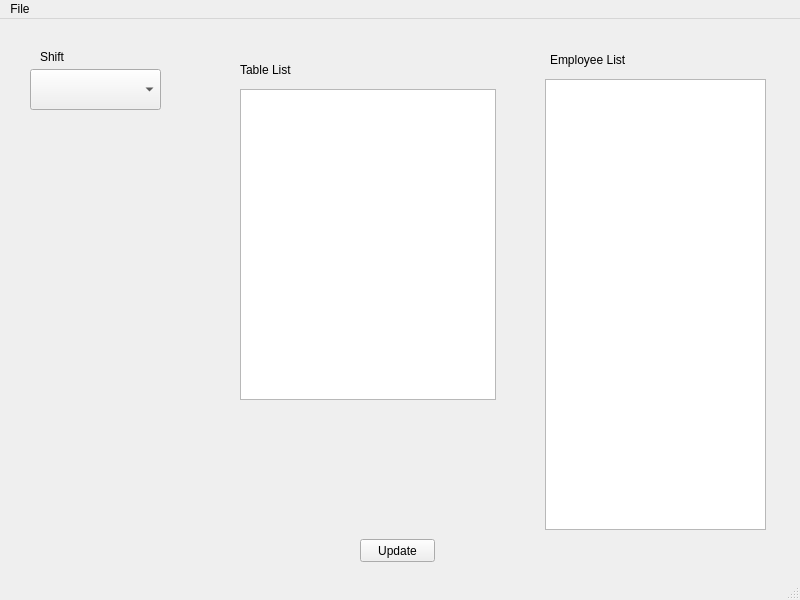
Before: the Qt Designer form untitled.ui in rokzemus/Automated-Road-Map, drawn with Qt 5.
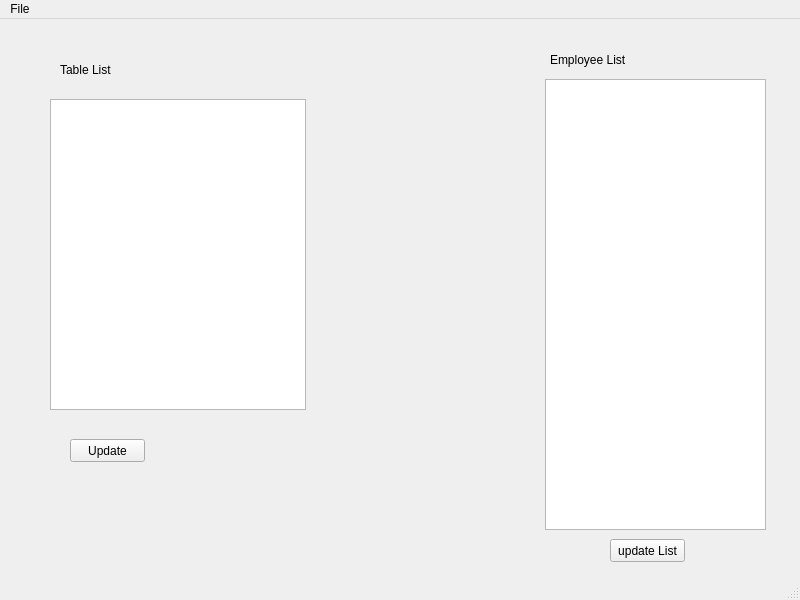
After: the same form once the commit is applied.

Commit message: Working display table/employee list

Patch:
```diff
--- a/untitled.ui
+++ b/untitled.ui
@@ -17,8 +17,8 @@
    <widget class="QPushButton" name="pushButton">
     <property name="geometry">
      <rect>
-      <x>360</x>
-      <y>520</y>
+      <x>70</x>
+      <y>420</y>
       <width>75</width>
       <height>23</height>
      </rect>
@@ -27,32 +27,6 @@
      <string>Update</string>
     </property>
    </widget>
-   <widget class="QComboBox" name="comboBox">
-    <property name="geometry">
-     <rect>
-      <x>30</x>
-      <y>50</y>
-      <width>131</width>
-      <height>41</height>
-     </rect>
-    </property>
-   </widget>
-   <widget class="QLabel" name="label">
-    <property name="geometry">
-     <rect>
-      <x>40</x>
-      <y>30</y>
-      <width>111</width>
-      <height>16</height>
-     </rect>
-    </property>
-    <property name="styleSheet">
-     <string notr="true">font: 14pt &quot;MS Shell Dlg 2&quot;;</string>
-    </property>
-    <property name="text">
-     <string>Shift</string>
-    </property>
-   </widget>
    <widget class="QListWidget" name="listWidget">
     <property name="geometry">
      <rect>
@@ -79,8 +53,8 @@
    <widget class="QListWidget" name="listWidget_2">
     <property name="geometry">
      <rect>
-      <x>240</x>
-      <y>70</y>
+      <x>50</x>
+      <y>80</y>
       <width>256</width>
       <height>311</height>
      </rect>
@@ -89,7 +63,7 @@
    <widget class="QLabel" name="label_3">
     <property name="geometry">
      <rect>
-      <x>240</x>
+      <x>60</x>
       <y>40</y>
       <width>81</width>
       <height>21</height>
@@ -99,6 +73,19 @@
      <string>Table List</string>
     </property>
    </widget>
+   <widget class="QPushButton" name="pushButton_2">
+    <property name="geometry">
+     <rect>
+      <x>610</x>
+      <y>520</y>
+      <width>75</width>
+      <height>23</height>
+     </rect>
+    </property>
+    <property name="text">
+     <string>update List</string>
+    </property>
+   </widget>
   </widget>
   <widget class="QStatusBar" name="statusbar"/>
   <widget class="QMenuBar" name="menuBar">
```
The commit also changes 2 other files.
